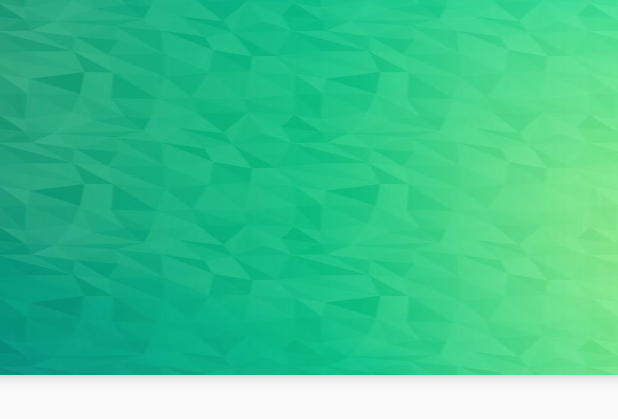
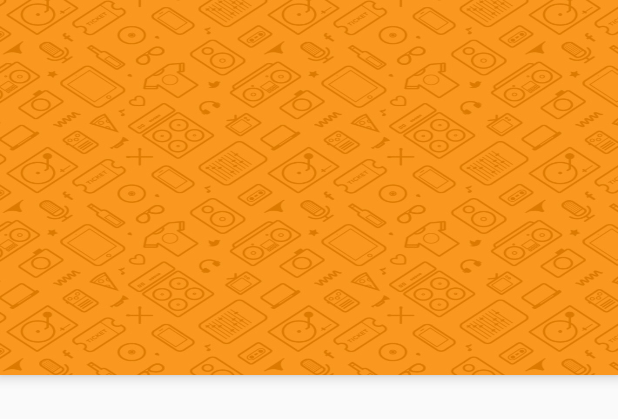
Before and after one commit to chestream/chestream_android, an Android app: the layout fragment_profile.xml on its own in the app's theme, with its tools: preview values and no code run, on a phone screen of 412 x 824 dp. Shown: the top 419 px of the screen. Run offline under Robolectric (Android 15) with nearby library versions, the phone set to English and light mode, and no system bars; plain views replace SimpleDraweeView.

Commit message:
ui changes

```diff
--- a/app/src/main/java/kuchbhilabs/chestream/fragments/VideoFragment.java
+++ b/app/src/main/java/kuchbhilabs/chestream/fragments/VideoFragment.java
@@ -153,8 +153,6 @@ public class VideoFragment extends Fragment implements SurfaceHolder.Callback {
         slidingUpPanelLayout.setOverlayed(true);
         slidingUpPanelLayout.setEnableDragViewTouchEvents(true);
 
-        slidingUpPanelLayout.expandPanel();
-        slidingUpPanelLayout.setSlidingEnabled(false);
 
 //        slidingUpPanelLayout2.setOverlayed(true);
 //        slidingUpPanelLayout2.setEnableDragViewTouchEvents(true);
@@ -214,7 +212,6 @@ public class VideoFragment extends Fragment implements SurfaceHolder.Callback {
                                         //TODO: Fetch the bufferscreen
                                         loadingLayout.setVisibility(View.GONE);
                                         bufferScreen.setVisibility(View.VISIBLE);
-                                        slidingUpPanelLayout.setSlidingEnabled(true);
 
                                         bufferStartTime = System.currentTimeMillis();
 
@@ -309,7 +306,6 @@ public class VideoFragment extends Fragment implements SurfaceHolder.Callback {
                     mediaPlayer.prepare();
 
                     removeBufferScreen(); //This is a blocking call
-                    slidingUpPanelLayout.collapsePanel();
                     mediaPlayer.start();
                     mediaPlayer.setOnCompletionListener(new MediaPlayer.OnCompletionListener() {
                         @Override
--- a/app/src/main/res/layout/fragment_profile.xml
+++ b/app/src/main/res/layout/fragment_profile.xml
@@ -13,7 +13,7 @@
         android:layout_width="match_parent"
         android:layout_height="250dp"
         android:id="@+id/header"
-        android:background="@drawable/mobilebackground"
+        android:background="@drawable/background"
         android:elevation="5dp"/>
 
     <RelativeLayout
--- a/app/src/main/res/layout/layout_panel_bottom.xml
+++ b/app/src/main/res/layout/layout_panel_bottom.xml
@@ -12,10 +12,6 @@
         android:layout_width="match_parent"
         android:layout_height="236dp"
         android:background="@android:color/transparent">
-
-    <include
-        android:id="@+id/loading_layout"
-        layout="@layout/loading_layout" />
 
 
 
--- a/app/src/main/res/values/colors.xml
+++ b/app/src/main/res/values/colors.xml
@@ -1,9 +1,9 @@
 <?xml version="1.0" encoding="utf-8"?>
 <resources>
 
-    <color name="colorPrimary">#4CAF50</color>
-    <color name="colorPrimaryDark">#188E3C</color>
-    <color name="colorAccent">#03A9F4</color>
+    <color name="colorPrimary">#ffc107</color>
+    <color name="colorPrimaryDark">#ffa000</color>
+    <color name="colorAccent">#ffeb3b</color>
 
     <integer-array name="gplus_colors">
         <item>@color/gplus_color_1</item>
```
Also changed, not shown: app/src/main/res/layout/fragment_video.xml (+4 -5 lines), app/src/main/res/layout/loading_layout.xml (+9 -9 lines), app/src/main/res/drawable/background.jpg (added).
